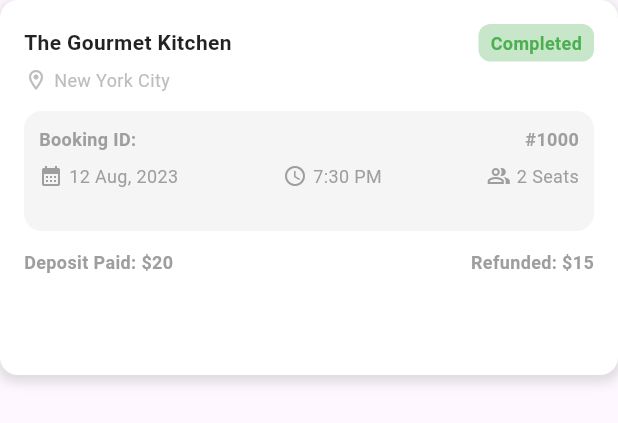
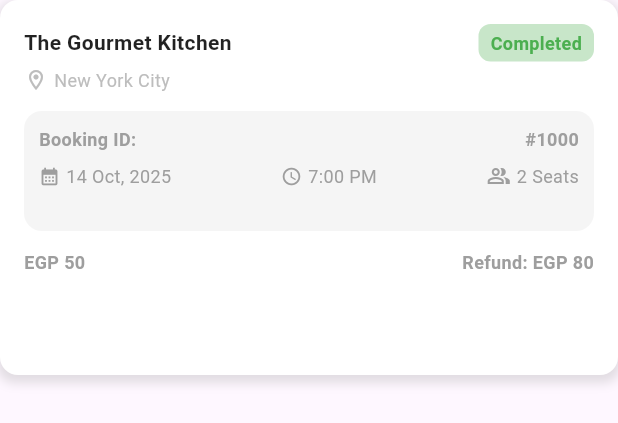
Before and after one commit to Nabawyi/TableNgo, a Flutter app: the BookingCard widget shown alone on an empty page, opened directly with sample values from the repository, on a phone screen of 412 x 824 dp. Shown: the top 423 px of the screen. Run offline on Flutter 3.47's test engine with Material 3 defaults, Android fonts, the phone set to English and light mode, and no system bars; our stand-ins replace google_fonts.

Commit message:
final v1

```diff
--- a/lib/Screens/Home_page.dart
+++ b/lib/Screens/Home_page.dart
@@ -7,7 +7,7 @@ import 'package:flutter/material.dart';
 import 'package:google_fonts/google_fonts.dart';
 
 class SearchPage extends StatefulWidget {
-  final Function(ResturantData) onBooking;
+  final Function(ResturantData, int, DateTime) onBooking;
 
   const SearchPage({super.key, required this.onBooking});
 
@@ -85,7 +85,8 @@ class _SearchPageState extends State<SearchPage> {
           MaterialPageRoute(
             builder: (context) => BookingPage(
               restaurant: restaurant,
-              onBookNow: widget.onBooking,
+              onBookNow: (r, seatIndex, date) =>
+                  widget.onBooking(r, seatIndex, date),
             ),
           ),
         );
--- a/lib/WedgetsC/booking_card.dart
+++ b/lib/WedgetsC/booking_card.dart
@@ -7,8 +7,9 @@ import 'package:flutter/material.dart';
 Widget BookingCard(
   ResturantData restaurant,
   int index,
-  dynamic selectedSeatIndex,
-) {
+  dynamic selectedSeatIndex, {
+  DateTime? bookingDate,
+}) {
   return Container(
     padding: const EdgeInsets.all(16.0),
     width: double.infinity,
@@ -114,23 +115,41 @@ Widget BookingCard(
               Row(
                 mainAxisAlignment: MainAxisAlignment.spaceBetween,
                 children: [
-                  const Row(
+                  Row(
                     children: [
-                      Icon(Icons.calendar_month, color: Colors.grey, size: 16),
-                      SizedBox(width: 4),
+                      const Icon(
+                        Icons.calendar_month,
+                        color: Colors.grey,
+                        size: 14,
+                      ),
+                      const SizedBox(width: 4),
                       Text(
-                        '12 Aug, 2023',
-                        style: TextStyle(fontSize: 12, color: Colors.grey),
+                        bookingDate != null
+                            ? '${bookingDate.day.toString().padLeft(2, '0')} '
+                                  '${_monthName(bookingDate.month)}, ${bookingDate.year}'
+                            : '—',
+                        style: const TextStyle(
+                          fontSize: 12,
+                          color: Colors.grey,
+                        ),
                       ),
                     ],
                   ),
-                  const Row(
+                  Row(
                     children: [
-                      Icon(Icons.access_time, color: Colors.grey, size: 16),
-                      SizedBox(width: 4),
+                      const Icon(
+                        Icons.access_time,
+                        color: Colors.grey,
+                        size: 14,
+                      ),
+                      const SizedBox(width: 4),
                       Text(
-                        '7:30 PM',
-                        style: TextStyle(fontSize: 12, color: Colors.grey),
+                        restaurant.seatData[selectedSeatIndex]['time']
+                            as String,
+                        style: const TextStyle(
+                          fontSize: 12,
+                          color: Colors.grey,
+                        ),
                       ),
                     ],
                   ),
@@ -143,11 +162,8 @@ Widget BookingCard(
                       ),
                       const SizedBox(width: 4),
                       Text(
-                        selectedSeatIndex == 0
-                            ? '2 Seats'
-                            : selectedSeatIndex == 1
-                            ? '4 Seats'
-                            : '6 Seats',
+                        restaurant.seatData[selectedSeatIndex]['seats']
+                            as String,
                         style: const TextStyle(
                           fontSize: 12,
                           color: Colors.grey,
@@ -163,17 +179,17 @@ Widget BookingCard(
         const SizedBox(height: 12),
         Row(
           mainAxisAlignment: MainAxisAlignment.spaceBetween,
-          children: const [
+          children: [
             Text(
-              'Deposit Paid: \$20',
-              style: TextStyle(
+              restaurant.seatData[selectedSeatIndex]['Deposit'] as String,
+              style: const TextStyle(
                 fontSize: 12,
                 color: Colors.grey,
                 fontWeight: FontWeight.bold,
               ),
             ),
             Text(
-              'Refunded: \$15',
+              'Refund: EGP ${restaurant.refundAmount.toStringAsFixed(0)}',
               style: TextStyle(
                 fontSize: 12,
                 color: Colors.grey,
@@ -186,3 +202,34 @@ Widget BookingCard(
     ),
   );
 }
+
+String _monthName(int month) {
+  switch (month) {
+    case 1:
+      return 'Jan';
+    case 2:
+      return 'Feb';
+    case 3:
+      return 'Mar';
+    case 4:
+      return 'Apr';
+    case 5:
+      return 'May';
+    case 6:
+      return 'Jun';
+    case 7:
+      return 'Jul';
+    case 8:
+      return 'Aug';
+    case 9:
+      return 'Sep';
+    case 10:
+      return 'Oct';
+    case 11:
+      return 'Nov';
+    case 12:
+      return 'Dec';
+    default:
+      return '';
+  }
+}
```
Also changed, not shown: lib/Screens/Booking_page.dart (+8 -2 lines), lib/Screens/Bottom_Nav.dart (+10 -3 lines), lib/Screens/booking_history.dart (+7 -5 lines), lib/data/booking_item.dart (added, +13 -0 lines).
